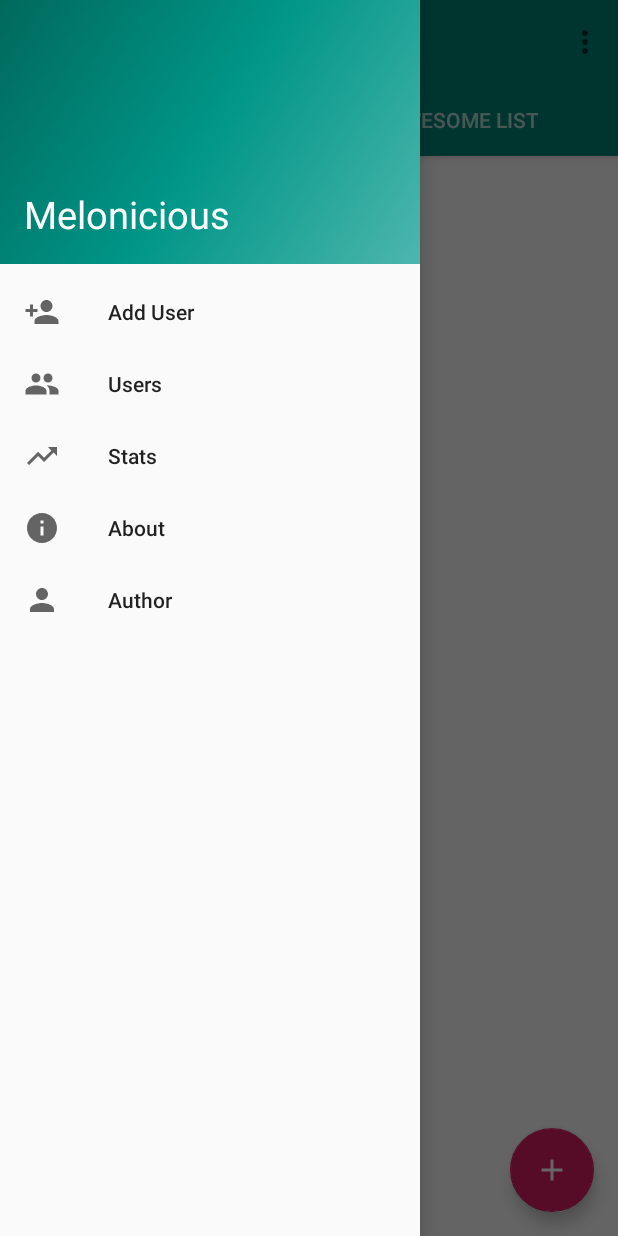
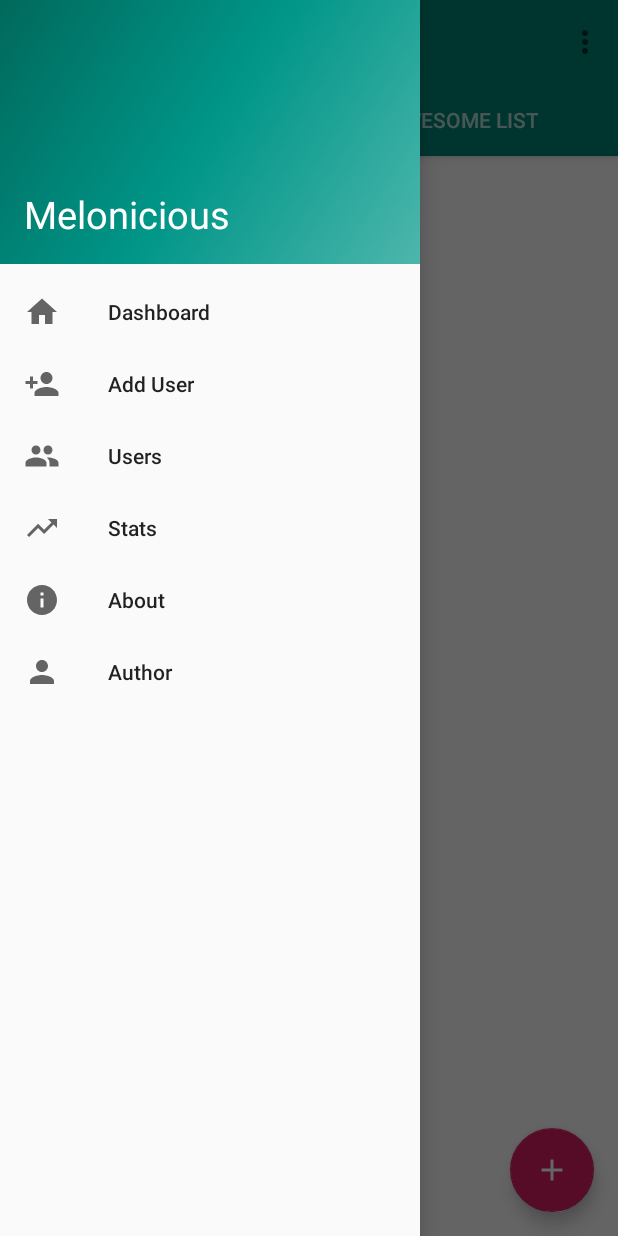
Before and after one commit to AbhilashG97/Melonicious, an Android app: the screen it shows after launch (DashboardActivity), with the side drawer open, on a phone screen of 412 x 824 dp. Run offline under Robolectric (Android 15) with nearby library versions, the phone set to English and light mode, and no system bars; libraries missing offline, so code that uses them is left out: com.facebook.stetho; 1 statement that could not run was skipped.

Commit message:
added Dashboard navigation drawer item

```diff
--- a/app/src/main/java/abhilash/example/com/melonicious/dashboard/DashboardActivity.java
+++ b/app/src/main/java/abhilash/example/com/melonicious/dashboard/DashboardActivity.java
@@ -156,7 +156,9 @@
         // Handle navigation view item clicks here.
         int id = item.getItemId();
 
-        if (id == R.id.nav_add_user) {
+        if (id == R.id.nav_dashboard) {
+            startDashboardMainFragment();
+        } else if (id == R.id.nav_add_user) {
             startAddMenteeFragment();
         } else if (id == R.id.nav_users) {
             startViewMenteeFragment();
--- /dev/null
+++ b/app/src/main/res/drawable/ic_menu_home.xml
@@ -0,0 +1,9 @@
+<vector xmlns:android="http://schemas.android.com/apk/res/android"
+        android:width="24dp"
+        android:height="24dp"
+        android:viewportWidth="24.0"
+        android:viewportHeight="24.0">
+    <path
+        android:fillColor="#FF000000"
+        android:pathData="M10,20v-6h4v6h5v-8h3L12,3 2,12h3v8z"/>
+</vector>
--- a/app/src/main/res/layout/nav_header_main.xml
+++ b/app/src/main/res/layout/nav_header_main.xml
@@ -1,6 +1,5 @@
 <?xml version="1.0" encoding="utf-8"?>
 <LinearLayout xmlns:android="http://schemas.android.com/apk/res/android"
-    xmlns:app="http://schemas.android.com/apk/res-auto"
     android:layout_width="match_parent"
     android:layout_height="@dimen/nav_header_height"
     android:background="@drawable/side_nav_bar"
@@ -12,16 +11,12 @@
     android:paddingBottom="@dimen/activity_vertical_margin"
     android:theme="@style/ThemeOverlay.AppCompat.Dark">
 
-
-
     <TextView
         android:layout_width="match_parent"
         android:layout_height="wrap_content"
         android:paddingTop="@dimen/nav_header_vertical_spacing"
         android:text="@string/app_name"
         android:textAppearance="@style/TextAppearance.AppCompat.Body1"
-        android:textSize="25sp"/>
-
-
+        android:textSize="25sp" />
 
 </LinearLayout>
--- a/app/src/main/res/menu/activity_main_drawer.xml
+++ b/app/src/main/res/menu/activity_main_drawer.xml
@@ -4,6 +4,12 @@
     tools:showIn="navigation_view">
 
     <group android:checkableBehavior="single">
+
+        <item
+            android:id="@+id/nav_dashboard"
+            android:icon="@drawable/ic_menu_home"
+            android:title="@string/dashboard" />
+
         <item
             android:id="@+id/nav_add_user"
             android:icon="@drawable/ic_menu_adduser"
@@ -27,6 +33,4 @@
             android:title="@string/author" />
     </group>
 
-
-
 </menu>
--- a/app/src/main/res/values/strings.xml
+++ b/app/src/main/res/values/strings.xml
@@ -29,4 +29,5 @@
 
     <!-- TODO: Remove or change this placeholder text -->
     <string name="hello_blank_fragment">Hello blank fragment</string>
+    <string name="dashboard">Dashboard</string>
 </resources>
```
